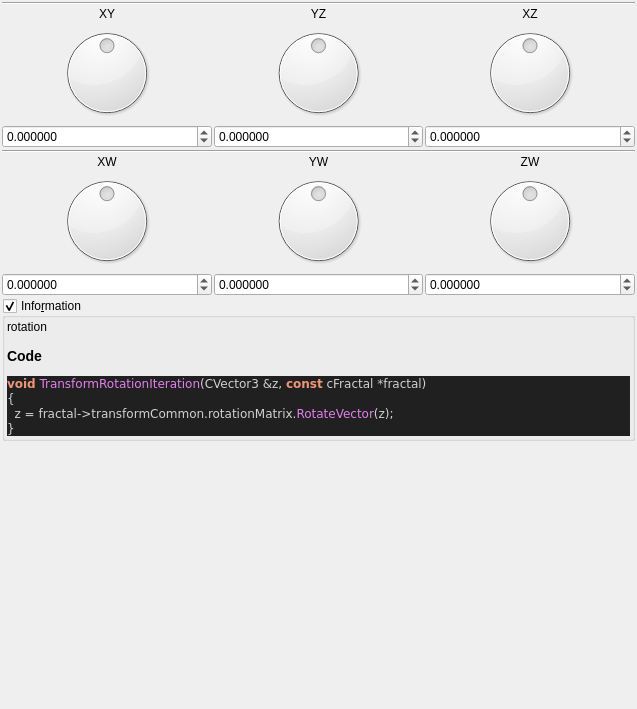
Old version of the form mandelbulber2/qt_data/fractal_transf_rotation_4D.ui in the repository buddhi1980/mandelbulber2.
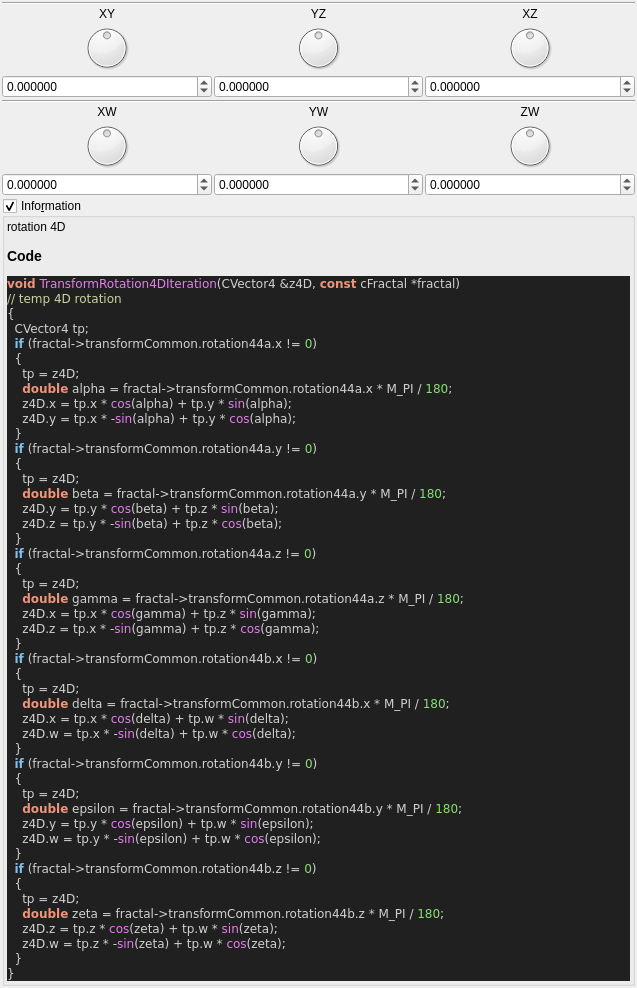
New version of the form. Custom widgets are drawn as their Qt base class.

```diff
--- a/mandelbulber2/qt_data/fractal_transf_rotation_4D.ui
+++ b/mandelbulber2/qt_data/fractal_transf_rotation_4D.ui
@@ -393,13 +393,56 @@
       <item>
        <widget class="QLabel" name="label_code_content">
         <property name="text">
-         <string notr="true">&lt;p&gt;rotation&lt;/p&gt;&lt;table&gt;
+         <string notr="true">&lt;p&gt;rotation 4D&lt;/p&gt;&lt;table&gt;
 &lt;/table&gt;
 &lt;h3&gt;Code&lt;/h3&gt;
 &lt;body style=&quot;background-color:#202020&quot;&gt;
-&lt;pre style=&quot;color:#d0d0d0; background-color:#202020;  font-family:'Courier New',monospace;&quot;&gt;&lt;span style=&quot;color:#f09479; font-weight:bold&quot;&gt;void&lt;/span&gt; &lt;span style=&quot;color:#e47eed&quot;&gt;TransformRotationIteration&lt;/span&gt;&lt;span style=&quot;color:#d0d0d0&quot;&gt;(&lt;/span&gt;CVector3 &lt;span style=&quot;color:#d0d0d0&quot;&gt;&amp;amp;&lt;/span&gt;z&lt;span style=&quot;color:#d0d0d0&quot;&gt;,&lt;/span&gt; &lt;span style=&quot;color:#f09479; font-weight:bold&quot;&gt;const&lt;/span&gt; cFractal &lt;span style=&quot;color:#d0d0d0&quot;&gt;*&lt;/span&gt;fractal&lt;span style=&quot;color:#d0d0d0&quot;&gt;)&lt;/span&gt;
+&lt;pre style=&quot;color:#d0d0d0; background-color:#202020;  font-family:'Courier New',monospace;&quot;&gt;&lt;span style=&quot;color:#f09479; font-weight:bold&quot;&gt;void&lt;/span&gt; &lt;span style=&quot;color:#e47eed&quot;&gt;TransformRotation4DIteration&lt;/span&gt;&lt;span style=&quot;color:#d0d0d0&quot;&gt;(&lt;/span&gt;CVector4 &lt;span style=&quot;color:#d0d0d0&quot;&gt;&amp;amp;&lt;/span&gt;z4D&lt;span style=&quot;color:#d0d0d0&quot;&gt;,&lt;/span&gt; &lt;span style=&quot;color:#f09479; font-weight:bold&quot;&gt;const&lt;/span&gt; cFractal &lt;span style=&quot;color:#d0d0d0&quot;&gt;*&lt;/span&gt;fractal&lt;span style=&quot;color:#d0d0d0&quot;&gt;)&lt;/span&gt;
+&lt;span style=&quot;color:#d0d0a0&quot;&gt;// temp 4D rotation&lt;/span&gt;
 &lt;span style=&quot;color:#d0d0d0&quot;&gt;{&lt;/span&gt;
-  z &lt;span style=&quot;color:#d0d0d0&quot;&gt;=&lt;/span&gt; fractal&lt;span style=&quot;color:#d0d0d0&quot;&gt;-&amp;gt;&lt;/span&gt;transformCommon&lt;span style=&quot;color:#d0d0d0&quot;&gt;.&lt;/span&gt;rotationMatrix&lt;span style=&quot;color:#d0d0d0&quot;&gt;.&lt;/span&gt;&lt;span style=&quot;color:#e47eed&quot;&gt;RotateVector&lt;/span&gt;&lt;span style=&quot;color:#d0d0d0&quot;&gt;(&lt;/span&gt;z&lt;span style=&quot;color:#d0d0d0&quot;&gt;);&lt;/span&gt;
+  CVector4 tp&lt;span style=&quot;color:#d0d0d0&quot;&gt;;&lt;/span&gt;
+  &lt;span style=&quot;color:#7ec0ee; font-weight:bold&quot;&gt;if&lt;/span&gt; &lt;span style=&quot;color:#d0d0d0&quot;&gt;(&lt;/span&gt;fractal&lt;span style=&quot;color:#d0d0d0&quot;&gt;-&amp;gt;&lt;/span&gt;transformCommon&lt;span style=&quot;color:#d0d0d0&quot;&gt;.&lt;/span&gt;rotation44a&lt;span style=&quot;color:#d0d0d0&quot;&gt;.&lt;/span&gt;x &lt;span style=&quot;color:#d0d0d0&quot;&gt;!=&lt;/span&gt; &lt;span style=&quot;color:#87df71&quot;&gt;0&lt;/span&gt;&lt;span style=&quot;color:#d0d0d0&quot;&gt;)&lt;/span&gt;
+  &lt;span style=&quot;color:#d0d0d0&quot;&gt;{&lt;/span&gt;
+    tp &lt;span style=&quot;color:#d0d0d0&quot;&gt;=&lt;/span&gt; z4D&lt;span style=&quot;color:#d0d0d0&quot;&gt;;&lt;/span&gt;
+    &lt;span style=&quot;color:#f09479; font-weight:bold&quot;&gt;double&lt;/span&gt; alpha &lt;span style=&quot;color:#d0d0d0&quot;&gt;=&lt;/span&gt; fractal&lt;span style=&quot;color:#d0d0d0&quot;&gt;-&amp;gt;&lt;/span&gt;transformCommon&lt;span style=&quot;color:#d0d0d0&quot;&gt;.&lt;/span&gt;rotation44a&lt;span style=&quot;color:#d0d0d0&quot;&gt;.&lt;/span&gt;x &lt;span style=&quot;color:#d0d0d0&quot;&gt;*&lt;/span&gt; M_PI &lt;span style=&quot;color:#d0d0d0&quot;&gt;/&lt;/span&gt; &lt;span style=&quot;color:#87df71&quot;&gt;180&lt;/span&gt;&lt;span style=&quot;color:#d0d0d0&quot;&gt;;&lt;/span&gt;
+    z4D&lt;span style=&quot;color:#d0d0d0&quot;&gt;.&lt;/span&gt;x &lt;span style=&quot;color:#d0d0d0&quot;&gt;=&lt;/span&gt; tp&lt;span style=&quot;color:#d0d0d0&quot;&gt;.&lt;/span&gt;x &lt;span style=&quot;color:#d0d0d0&quot;&gt;*&lt;/span&gt; &lt;span style=&quot;color:#e47eed&quot;&gt;cos&lt;/span&gt;&lt;span style=&quot;color:#d0d0d0&quot;&gt;(&lt;/span&gt;alpha&lt;span style=&quot;color:#d0d0d0&quot;&gt;) +&lt;/span&gt; tp&lt;span style=&quot;color:#d0d0d0&quot;&gt;.&lt;/span&gt;y &lt;span style=&quot;color:#d0d0d0&quot;&gt;*&lt;/span&gt; &lt;span style=&quot;color:#e47eed&quot;&gt;sin&lt;/span&gt;&lt;span style=&quot;color:#d0d0d0&quot;&gt;(&lt;/span&gt;alpha&lt;span style=&quot;color:#d0d0d0&quot;&gt;);&lt;/span&gt;
+    z4D&lt;span style=&quot;color:#d0d0d0&quot;&gt;.&lt;/span&gt;y &lt;span style=&quot;color:#d0d0d0&quot;&gt;=&lt;/span&gt; tp&lt;span style=&quot;color:#d0d0d0&quot;&gt;.&lt;/span&gt;x &lt;span style=&quot;color:#d0d0d0&quot;&gt;* -&lt;/span&gt;&lt;span style=&quot;color:#e47eed&quot;&gt;sin&lt;/span&gt;&lt;span style=&quot;color:#d0d0d0&quot;&gt;(&lt;/span&gt;alpha&lt;span style=&quot;color:#d0d0d0&quot;&gt;) +&lt;/span&gt; tp&lt;span style=&quot;color:#d0d0d0&quot;&gt;.&lt;/span&gt;y &lt;span style=&quot;color:#d0d0d0&quot;&gt;*&lt;/span&gt; &lt;span style=&quot;color:#e47eed&quot;&gt;cos&lt;/span&gt;&lt;span style=&quot;color:#d0d0d0&quot;&gt;(&lt;/span&gt;alpha&lt;span style=&quot;color:#d0d0d0&quot;&gt;);&lt;/span&gt;
+  &lt;span style=&quot;color:#d0d0d0&quot;&gt;}&lt;/span&gt;
+  &lt;span style=&quot;color:#7ec0ee; font-weight:bold&quot;&gt;if&lt;/span&gt; &lt;span style=&quot;color:#d0d0d0&quot;&gt;(&lt;/span&gt;fractal&lt;span style=&quot;color:#d0d0d0&quot;&gt;-&amp;gt;&lt;/span&gt;transformCommon&lt;span style=&quot;color:#d0d0d0&quot;&gt;.&lt;/span&gt;rotation44a&lt;span style=&quot;color:#d0d0d0&quot;&gt;.&lt;/span&gt;y &lt;span style=&quot;color:#d0d0d0&quot;&gt;!=&lt;/span&gt; &lt;span style=&quot;color:#87df71&quot;&gt;0&lt;/span&gt;&lt;span style=&quot;color:#d0d0d0&quot;&gt;)&lt;/span&gt;
+  &lt;span style=&quot;color:#d0d0d0&quot;&gt;{&lt;/span&gt;
+    tp &lt;span style=&quot;color:#d0d0d0&quot;&gt;=&lt;/span&gt; z4D&lt;span style=&quot;color:#d0d0d0&quot;&gt;;&lt;/span&gt;
+    &lt;span style=&quot;color:#f09479; font-weight:bold&quot;&gt;double&lt;/span&gt; beta &lt;span style=&quot;color:#d0d0d0&quot;&gt;=&lt;/span&gt; fractal&lt;span style=&quot;color:#d0d0d0&quot;&gt;-&amp;gt;&lt;/span&gt;transformCommon&lt;span style=&quot;color:#d0d0d0&quot;&gt;.&lt;/span&gt;rotation44a&lt;span style=&quot;color:#d0d0d0&quot;&gt;.&lt;/span&gt;y &lt;span style=&quot;color:#d0d0d0&quot;&gt;*&lt;/span&gt; M_PI &lt;span style=&quot;color:#d0d0d0&quot;&gt;/&lt;/span&gt; &lt;span style=&quot;color:#87df71&quot;&gt;180&lt;/span&gt;&lt;span style=&quot;color:#d0d0d0&quot;&gt;;&lt;/span&gt;
+    z4D&lt;span style=&quot;color:#d0d0d0&quot;&gt;.&lt;/span&gt;y &lt;span style=&quot;color:#d0d0d0&quot;&gt;=&lt;/span&gt; tp&lt;span style=&quot;color:#d0d0d0&quot;&gt;.&lt;/span&gt;y &lt;span style=&quot;color:#d0d0d0&quot;&gt;*&lt;/span&gt; &lt;span style=&quot;color:#e47eed&quot;&gt;cos&lt;/span&gt;&lt;span style=&quot;color:#d0d0d0&quot;&gt;(&lt;/span&gt;beta&lt;span style=&quot;color:#d0d0d0&quot;&gt;) +&lt;/span&gt; tp&lt;span style=&quot;color:#d0d0d0&quot;&gt;.&lt;/span&gt;z &lt;span style=&quot;color:#d0d0d0&quot;&gt;*&lt;/span&gt; &lt;span style=&quot;color:#e47eed&quot;&gt;sin&lt;/span&gt;&lt;span style=&quot;color:#d0d0d0&quot;&gt;(&lt;/span&gt;beta&lt;span style=&quot;color:#d0d0d0&quot;&gt;);&lt;/span&gt;
+    z4D&lt;span style=&quot;color:#d0d0d0&quot;&gt;.&lt;/span&gt;z &lt;span style=&quot;color:#d0d0d0&quot;&gt;=&lt;/span&gt; tp&lt;span style=&quot;color:#d0d0d0&quot;&gt;.&lt;/span&gt;y &lt;span style=&quot;color:#d0d0d0&quot;&gt;* -&lt;/span&gt;&lt;span style=&quot;color:#e47eed&quot;&gt;sin&lt;/span&gt;&lt;span style=&quot;color:#d0d0d0&quot;&gt;(&lt;/span&gt;beta&lt;span style=&quot;color:#d0d0d0&quot;&gt;) +&lt;/span&gt; tp&lt;span style=&quot;color:#d0d0d0&quot;&gt;.&lt;/span&gt;z &lt;span style=&quot;color:#d0d0d0&quot;&gt;*&lt;/span&gt; &lt;span style=&quot;color:#e47eed&quot;&gt;cos&lt;/span&gt;&lt;span style=&quot;color:#d0d0d0&quot;&gt;(&lt;/span&gt;beta&lt;span style=&quot;color:#d0d0d0&quot;&gt;);&lt;/span&gt;
+  &lt;span style=&quot;color:#d0d0d0&quot;&gt;}&lt;/span&gt;
+  &lt;span style=&quot;color:#7ec0ee; font-weight:bold&quot;&gt;if&lt;/span&gt; &lt;span style=&quot;color:#d0d0d0&quot;&gt;(&lt;/span&gt;fractal&lt;span style=&quot;color:#d0d0d0&quot;&gt;-&amp;gt;&lt;/span&gt;transformCommon&lt;span style=&quot;color:#d0d0d0&quot;&gt;.&lt;/span&gt;rotation44a&lt;span style=&quot;color:#d0d0d0&quot;&gt;.&lt;/span&gt;z &lt;span style=&quot;color:#d0d0d0&quot;&gt;!=&lt;/span&gt; &lt;span style=&quot;color:#87df71&quot;&gt;0&lt;/span&gt;&lt;span style=&quot;color:#d0d0d0&quot;&gt;)&lt;/span&gt;
+  &lt;span style=&quot;color:#d0d0d0&quot;&gt;{&lt;/span&gt;
+    tp &lt;span style=&quot;color:#d0d0d0&quot;&gt;=&lt;/span&gt; z4D&lt;span style=&quot;color:#d0d0d0&quot;&gt;;&lt;/span&gt;
+    &lt;span style=&quot;color:#f09479; font-weight:bold&quot;&gt;double&lt;/span&gt; gamma &lt;span style=&quot;color:#d0d0d0&quot;&gt;=&lt;/span&gt; fractal&lt;span style=&quot;color:#d0d0d0&quot;&gt;-&amp;gt;&lt;/span&gt;transformCommon&lt;span style=&quot;color:#d0d0d0&quot;&gt;.&lt;/span&gt;rotation44a&lt;span style=&quot;color:#d0d0d0&quot;&gt;.&lt;/span&gt;z &lt;span style=&quot;color:#d0d0d0&quot;&gt;*&lt;/span&gt; M_PI &lt;span style=&quot;color:#d0d0d0&quot;&gt;/&lt;/span&gt; &lt;span style=&quot;color:#87df71&quot;&gt;180&lt;/span&gt;&lt;span style=&quot;color:#d0d0d0&quot;&gt;;&lt;/span&gt;
+    z4D&lt;span style=&quot;color:#d0d0d0&quot;&gt;.&lt;/span&gt;x &lt;span style=&quot;color:#d0d0d0&quot;&gt;=&lt;/span&gt; tp&lt;span style=&quot;color:#d0d0d0&quot;&gt;.&lt;/span&gt;x &lt;span style=&quot;color:#d0d0d0&quot;&gt;*&lt;/span&gt; &lt;span style=&quot;color:#e47eed&quot;&gt;cos&lt;/span&gt;&lt;span style=&quot;color:#d0d0d0&quot;&gt;(&lt;/span&gt;gamma&lt;span style=&quot;color:#d0d0d0&quot;&gt;) +&lt;/span&gt; tp&lt;span style=&quot;color:#d0d0d0&quot;&gt;.&lt;/span&gt;z &lt;span style=&quot;color:#d0d0d0&quot;&gt;*&lt;/span&gt; &lt;span style=&quot;color:#e47eed&quot;&gt;sin&lt;/span&gt;&lt;span style=&quot;color:#d0d0d0&quot;&gt;(&lt;/span&gt;gamma&lt;span style=&quot;color:#d0d0d0&quot;&gt;);&lt;/span&gt;
+    z4D&lt;span style=&quot;color:#d0d0d0&quot;&gt;.&lt;/span&gt;z &lt;span style=&quot;color:#d0d0d0&quot;&gt;=&lt;/span&gt; tp&lt;span style=&quot;color:#d0d0d0&quot;&gt;.&lt;/span&gt;x &lt;span style=&quot;color:#d0d0d0&quot;&gt;* -&lt;/span&gt;&lt;span style=&quot;color:#e47eed&quot;&gt;sin&lt;/span&gt;&lt;span style=&quot;color:#d0d0d0&quot;&gt;(&lt;/span&gt;gamma&lt;span style=&quot;color:#d0d0d0&quot;&gt;) +&lt;/span&gt; tp&lt;span style=&quot;color:#d0d0d0&quot;&gt;.&lt;/span&gt;z &lt;span style=&quot;color:#d0d0d0&quot;&gt;*&lt;/span&gt; &lt;span style=&quot;color:#e47eed&quot;&gt;cos&lt;/span&gt;&lt;span style=&quot;color:#d0d0d0&quot;&gt;(&lt;/span&gt;gamma&lt;span style=&quot;color:#d0d0d0&quot;&gt;);&lt;/span&gt;
+  &lt;span style=&quot;color:#d0d0d0&quot;&gt;}&lt;/span&gt;
+  &lt;span style=&quot;color:#7ec0ee; font-weight:bold&quot;&gt;if&lt;/span&gt; &lt;span style=&quot;color:#d0d0d0&quot;&gt;(&lt;/span&gt;fractal&lt;span style=&quot;color:#d0d0d0&quot;&gt;-&amp;gt;&lt;/span&gt;transformCommon&lt;span style=&quot;color:#d0d0d0&quot;&gt;.&lt;/span&gt;rotation44b&lt;span style=&quot;color:#d0d0d0&quot;&gt;.&lt;/span&gt;x &lt;span style=&quot;color:#d0d0d0&quot;&gt;!=&lt;/span&gt; &lt;span style=&quot;color:#87df71&quot;&gt;0&lt;/span&gt;&lt;span style=&quot;color:#d0d0d0&quot;&gt;)&lt;/span&gt;
+  &lt;span style=&quot;color:#d0d0d0&quot;&gt;{&lt;/span&gt;
+    tp &lt;span style=&quot;color:#d0d0d0&quot;&gt;=&lt;/span&gt; z4D&lt;span style=&quot;color:#d0d0d0&quot;&gt;;&lt;/span&gt;
+    &lt;span style=&quot;color:#f09479; font-weight:bold&quot;&gt;double&lt;/span&gt; delta &lt;span style=&quot;color:#d0d0d0&quot;&gt;=&lt;/span&gt; fractal&lt;span style=&quot;color:#d0d0d0&quot;&gt;-&amp;gt;&lt;/span&gt;transformCommon&lt;span style=&quot;color:#d0d0d0&quot;&gt;.&lt;/span&gt;rotation44b&lt;span style=&quot;color:#d0d0d0&quot;&gt;.&lt;/span&gt;x &lt;span style=&quot;color:#d0d0d0&quot;&gt;*&lt;/span&gt; M_PI &lt;span style=&quot;color:#d0d0d0&quot;&gt;/&lt;/span&gt; &lt;span style=&quot;color:#87df71&quot;&gt;180&lt;/span&gt;&lt;span style=&quot;color:#d0d0d0&quot;&gt;;&lt;/span&gt;
+    z4D&lt;span style=&quot;color:#d0d0d0&quot;&gt;.&lt;/span&gt;x &lt;span style=&quot;color:#d0d0d0&quot;&gt;=&lt;/span&gt; tp&lt;span style=&quot;color:#d0d0d0&quot;&gt;.&lt;/span&gt;x &lt;span style=&quot;color:#d0d0d0&quot;&gt;*&lt;/span&gt; &lt;span style=&quot;color:#e47eed&quot;&gt;cos&lt;/span&gt;&lt;span style=&quot;color:#d0d0d0&quot;&gt;(&lt;/span&gt;delta&lt;span style=&quot;color:#d0d0d0&quot;&gt;) +&lt;/span&gt; tp&lt;span style=&quot;color:#d0d0d0&quot;&gt;.&lt;/span&gt;w &lt;span style=&quot;color:#d0d0d0&quot;&gt;*&lt;/span&gt; &lt;span style=&quot;color:#e47eed&quot;&gt;sin&lt;/span&gt;&lt;span style=&quot;color:#d0d0d0&quot;&gt;(&lt;/span&gt;delta&lt;span style=&quot;color:#d0d0d0&quot;&gt;);&lt;/span&gt;
+    z4D&lt;span style=&quot;color:#d0d0d0&quot;&gt;.&lt;/span&gt;w &lt;span style=&quot;color:#d0d0d0&quot;&gt;=&lt;/span&gt; tp&lt;span style=&quot;color:#d0d0d0&quot;&gt;.&lt;/span&gt;x &lt;span style=&quot;color:#d0d0d0&quot;&gt;* -&lt;/span&gt;&lt;span style=&quot;color:#e47eed&quot;&gt;sin&lt;/span&gt;&lt;span style=&quot;color:#d0d0d0&quot;&gt;(&lt;/span&gt;delta&lt;span style=&quot;color:#d0d0d0&quot;&gt;) +&lt;/span&gt; tp&lt;span style=&quot;color:#d0d0d0&quot;&gt;.&lt;/span&gt;w &lt;span style=&quot;color:#d0d0d0&quot;&gt;*&lt;/span&gt; &lt;span style=&quot;color:#e47eed&quot;&gt;cos&lt;/span&gt;&lt;span style=&quot;color:#d0d0d0&quot;&gt;(&lt;/span&gt;delta&lt;span style=&quot;color:#d0d0d0&quot;&gt;);&lt;/span&gt;
+  &lt;span style=&quot;color:#d0d0d0&quot;&gt;}&lt;/span&gt;
+  &lt;span style=&quot;color:#7ec0ee; font-weight:bold&quot;&gt;if&lt;/span&gt; &lt;span style=&quot;color:#d0d0d0&quot;&gt;(&lt;/span&gt;fractal&lt;span style=&quot;color:#d0d0d0&quot;&gt;-&amp;gt;&lt;/span&gt;transformCommon&lt;span style=&quot;color:#d0d0d0&quot;&gt;.&lt;/span&gt;rotation44b&lt;span style=&quot;color:#d0d0d0&quot;&gt;.&lt;/span&gt;y &lt;span style=&quot;color:#d0d0d0&quot;&gt;!=&lt;/span&gt; &lt;span style=&quot;color:#87df71&quot;&gt;0&lt;/span&gt;&lt;span style=&quot;color:#d0d0d0&quot;&gt;)&lt;/span&gt;
+  &lt;span style=&quot;color:#d0d0d0&quot;&gt;{&lt;/span&gt;
+    tp &lt;span style=&quot;color:#d0d0d0&quot;&gt;=&lt;/span&gt; z4D&lt;span style=&quot;color:#d0d0d0&quot;&gt;;&lt;/span&gt;
+    &lt;span style=&quot;color:#f09479; font-weight:bold&quot;&gt;double&lt;/span&gt; epsilon &lt;span style=&quot;color:#d0d0d0&quot;&gt;=&lt;/span&gt; fractal&lt;span style=&quot;color:#d0d0d0&quot;&gt;-&amp;gt;&lt;/span&gt;transformCommon&lt;span style=&quot;color:#d0d0d0&quot;&gt;.&lt;/span&gt;rotation44b&lt;span style=&quot;color:#d0d0d0&quot;&gt;.&lt;/span&gt;y &lt;span style=&quot;color:#d0d0d0&quot;&gt;*&lt;/span&gt; M_PI &lt;span style=&quot;color:#d0d0d0&quot;&gt;/&lt;/span&gt; &lt;span style=&quot;color:#87df71&quot;&gt;180&lt;/span&gt;&lt;span style=&quot;color:#d0d0d0&quot;&gt;;&lt;/span&gt;
+    z4D&lt;span style=&quot;color:#d0d0d0&quot;&gt;.&lt;/span&gt;y &lt;span style=&quot;color:#d0d0d0&quot;&gt;=&lt;/span&gt; tp&lt;span style=&quot;color:#d0d0d0&quot;&gt;.&lt;/span&gt;y &lt;span style=&quot;color:#d0d0d0&quot;&gt;*&lt;/span&gt; &lt;span style=&quot;color:#e47eed&quot;&gt;cos&lt;/span&gt;&lt;span style=&quot;color:#d0d0d0&quot;&gt;(&lt;/span&gt;epsilon&lt;span style=&quot;color:#d0d0d0&quot;&gt;) +&lt;/span&gt; tp&lt;span style=&quot;color:#d0d0d0&quot;&gt;.&lt;/span&gt;w &lt;span style=&quot;color:#d0d0d0&quot;&gt;*&lt;/span&gt; &lt;span style=&quot;color:#e47eed&quot;&gt;sin&lt;/span&gt;&lt;span style=&quot;color:#d0d0d0&quot;&gt;(&lt;/span&gt;epsilon&lt;span style=&quot;color:#d0d0d0&quot;&gt;);&lt;/span&gt;
+    z4D&lt;span style=&quot;color:#d0d0d0&quot;&gt;.&lt;/span&gt;w &lt;span style=&quot;color:#d0d0d0&quot;&gt;=&lt;/span&gt; tp&lt;span style=&quot;color:#d0d0d0&quot;&gt;.&lt;/span&gt;y &lt;span style=&quot;color:#d0d0d0&quot;&gt;* -&lt;/span&gt;&lt;span style=&quot;color:#e47eed&quot;&gt;sin&lt;/span&gt;&lt;span style=&quot;color:#d0d0d0&quot;&gt;(&lt;/span&gt;epsilon&lt;span style=&quot;color:#d0d0d0&quot;&gt;) +&lt;/span&gt; tp&lt;span style=&quot;color:#d0d0d0&quot;&gt;.&lt;/span&gt;w &lt;span style=&quot;color:#d0d0d0&quot;&gt;*&lt;/span&gt; &lt;span style=&quot;color:#e47eed&quot;&gt;cos&lt;/span&gt;&lt;span style=&quot;color:#d0d0d0&quot;&gt;(&lt;/span&gt;epsilon&lt;span style=&quot;color:#d0d0d0&quot;&gt;);&lt;/span&gt;
+  &lt;span style=&quot;color:#d0d0d0&quot;&gt;}&lt;/span&gt;
+  &lt;span style=&quot;color:#7ec0ee; font-weight:bold&quot;&gt;if&lt;/span&gt; &lt;span style=&quot;color:#d0d0d0&quot;&gt;(&lt;/span&gt;fractal&lt;span style=&quot;color:#d0d0d0&quot;&gt;-&amp;gt;&lt;/span&gt;transformCommon&lt;span style=&quot;color:#d0d0d0&quot;&gt;.&lt;/span&gt;rotation44b&lt;span style=&quot;color:#d0d0d0&quot;&gt;.&lt;/span&gt;z &lt;span style=&quot;color:#d0d0d0&quot;&gt;!=&lt;/span&gt; &lt;span style=&quot;color:#87df71&quot;&gt;0&lt;/span&gt;&lt;span style=&quot;color:#d0d0d0&quot;&gt;)&lt;/span&gt;
+  &lt;span style=&quot;color:#d0d0d0&quot;&gt;{&lt;/span&gt;
+    tp &lt;span style=&quot;color:#d0d0d0&quot;&gt;=&lt;/span&gt; z4D&lt;span style=&quot;color:#d0d0d0&quot;&gt;;&lt;/span&gt;
+    &lt;span style=&quot;color:#f09479; font-weight:bold&quot;&gt;double&lt;/span&gt; zeta &lt;span style=&quot;color:#d0d0d0&quot;&gt;=&lt;/span&gt; fractal&lt;span style=&quot;color:#d0d0d0&quot;&gt;-&amp;gt;&lt;/span&gt;transformCommon&lt;span style=&quot;color:#d0d0d0&quot;&gt;.&lt;/span&gt;rotation44b&lt;span style=&quot;color:#d0d0d0&quot;&gt;.&lt;/span&gt;z &lt;span style=&quot;color:#d0d0d0&quot;&gt;*&lt;/span&gt; M_PI &lt;span style=&quot;color:#d0d0d0&quot;&gt;/&lt;/span&gt; &lt;span style=&quot;color:#87df71&quot;&gt;180&lt;/span&gt;&lt;span style=&quot;color:#d0d0d0&quot;&gt;;&lt;/span&gt;
+    z4D&lt;span style=&quot;color:#d0d0d0&quot;&gt;.&lt;/span&gt;z &lt;span style=&quot;color:#d0d0d0&quot;&gt;=&lt;/span&gt; tp&lt;span style=&quot;color:#d0d0d0&quot;&gt;.&lt;/span&gt;z &lt;span style=&quot;color:#d0d0d0&quot;&gt;*&lt;/span&gt; &lt;span style=&quot;color:#e47eed&quot;&gt;cos&lt;/span&gt;&lt;span style=&quot;color:#d0d0d0&quot;&gt;(&lt;/span&gt;zeta&lt;span style=&quot;color:#d0d0d0&quot;&gt;) +&lt;/span&gt; tp&lt;span style=&quot;color:#d0d0d0&quot;&gt;.&lt;/span&gt;w &lt;span style=&quot;color:#d0d0d0&quot;&gt;*&lt;/span&gt; &lt;span style=&quot;color:#e47eed&quot;&gt;sin&lt;/span&gt;&lt;span style=&quot;color:#d0d0d0&quot;&gt;(&lt;/span&gt;zeta&lt;span style=&quot;color:#d0d0d0&quot;&gt;);&lt;/span&gt;
+    z4D&lt;span style=&quot;color:#d0d0d0&quot;&gt;.&lt;/span&gt;w &lt;span style=&quot;color:#d0d0d0&quot;&gt;=&lt;/span&gt; tp&lt;span style=&quot;color:#d0d0d0&quot;&gt;.&lt;/span&gt;z &lt;span style=&quot;color:#d0d0d0&quot;&gt;* -&lt;/span&gt;&lt;span style=&quot;color:#e47eed&quot;&gt;sin&lt;/span&gt;&lt;span style=&quot;color:#d0d0d0&quot;&gt;(&lt;/span&gt;zeta&lt;span style=&quot;color:#d0d0d0&quot;&gt;) +&lt;/span&gt; tp&lt;span style=&quot;color:#d0d0d0&quot;&gt;.&lt;/span&gt;w &lt;span style=&quot;color:#d0d0d0&quot;&gt;*&lt;/span&gt; &lt;span style=&quot;color:#e47eed&quot;&gt;cos&lt;/span&gt;&lt;span style=&quot;color:#d0d0d0&quot;&gt;(&lt;/span&gt;zeta&lt;span style=&quot;color:#d0d0d0&quot;&gt;);&lt;/span&gt;
+  &lt;span style=&quot;color:#d0d0d0&quot;&gt;}&lt;/span&gt;
 &lt;span style=&quot;color:#d0d0d0&quot;&gt;}&lt;/span&gt;
 &lt;/pre&gt;
 &lt;/body&gt;</string>
```
Left out of the diff: 4 changed lines with no effect on the pictures.
